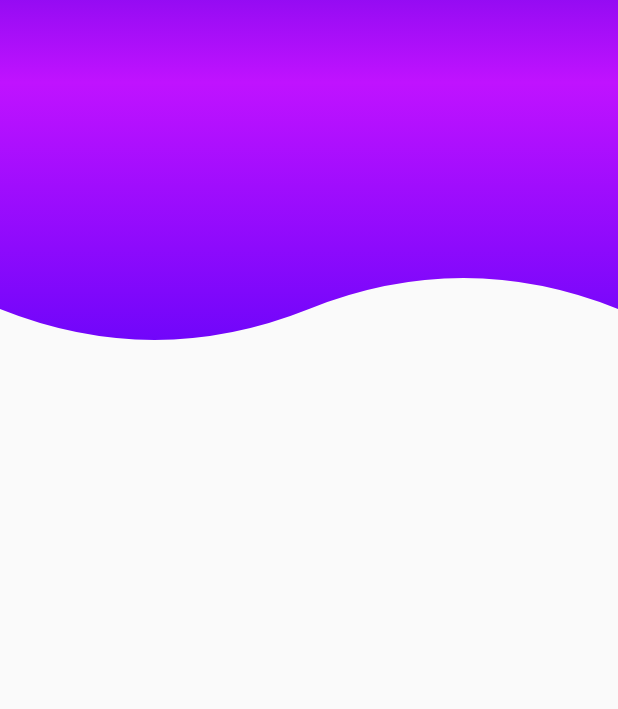
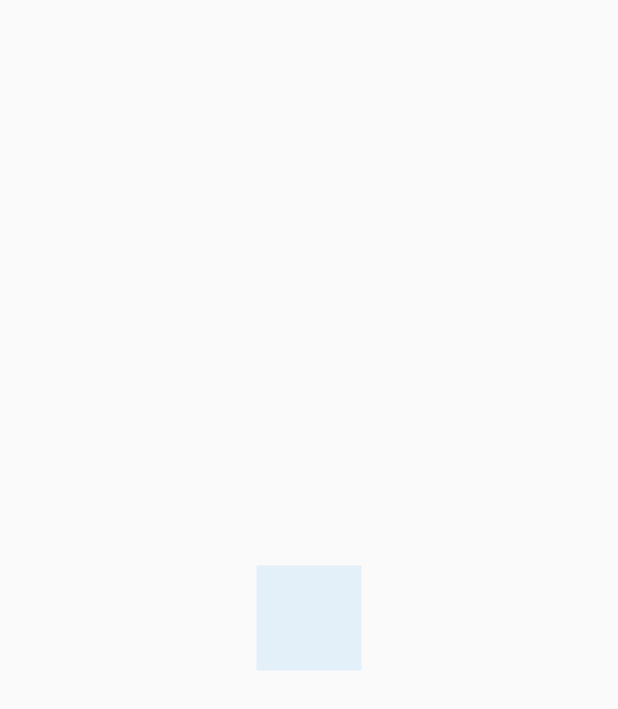
Before and after one commit to wallas83/ExamplesUI-sFlutterIntermediateAndAdvance, a Flutter app: the screen it shows after launch, on a phone screen of 412 x 824 dp. Shown: the top 709 px of the screen. Run offline on Flutter 3.47's test engine with Material 2 defaults, Android fonts, the phone set to English and light mode, and no system bars.

```diff
--- a/custom_painter/lib/main.dart
+++ b/custom_painter/lib/main.dart
@@ -1,4 +1,5 @@
-import 'package:custom_painter/src/pages/header_page.dart';
+import 'package:custom_painter/src/pages/animaciones_page.dart';
+//import 'package:custom_painter/src/pages/header_page.dart';
 import 'package:flutter/material.dart';
 
 void main() {
@@ -11,7 +12,7 @@ class MyApp extends StatelessWidget {
     return MaterialApp(
       debugShowCheckedModeBanner: false,
       title: 'Disenho App',
-      home: HeadersPage(),
+      home: AnimacionesPage(),
     );
   }
 }
--- /dev/null
+++ b/custom_painter/lib/src/pages/animaciones_page.dart
@@ -0,0 +1,72 @@
+import 'package:flutter/material.dart';
+import 'dart:math' as math;
+
+class AnimacionesPage extends StatelessWidget {
+  @override
+  Widget build(BuildContext context) {
+    return Scaffold(
+      body: Center(
+        child: CuadradoAnimado(),
+      ),
+    );
+  }
+}
+
+class CuadradoAnimado extends StatefulWidget {
+  @override
+  _CuadradoAnimadoState createState() => _CuadradoAnimadoState();
+}
+
+class _CuadradoAnimadoState extends State<CuadradoAnimado>
+    with SingleTickerProviderStateMixin {
+  Animation<double> rotacion;
+  AnimationController controller;
+  Animation<double> opacidad;
+
+  @override
+  void initState() {
+    controller = new AnimationController(
+        vsync: this, duration: Duration(milliseconds: 4000));
+    rotacion = Tween(begin: 0.0, end: 2.0 * math.pi)
+        .animate(CurvedAnimation(parent: controller, curve: Curves.easeInCirc));
+    controller.addListener(() {
+      if (controller.status == AnimationStatus.completed) {
+        controller.reset();
+      }
+    });
+    opacidad = Tween(begin: 0.1, end: 1.0).animate(controller);
+    super.initState();
+  }
+
+  @override
+  void dispose() {
+    controller.dispose();
+    super.dispose();
+  }
+
+  @override
+  Widget build(BuildContext context) {
+    //play / reproduccion
+    controller.forward();
+    return AnimatedBuilder(
+      animation: controller,
+      child: _Rectangulo(),
+      builder: (BuildContext context, Widget widgetRec) {
+        return Transform.rotate(
+            angle: rotacion.value,
+            child: Opacity(opacity: opacidad.value, child: widgetRec));
+      },
+    );
+  }
+}
+
+class _Rectangulo extends StatelessWidget {
+  @override
+  Widget build(BuildContext context) {
+    return Container(
+      width: 70,
+      height: 70,
+      decoration: BoxDecoration(color: Colors.blue),
+    );
+  }
+}
```
